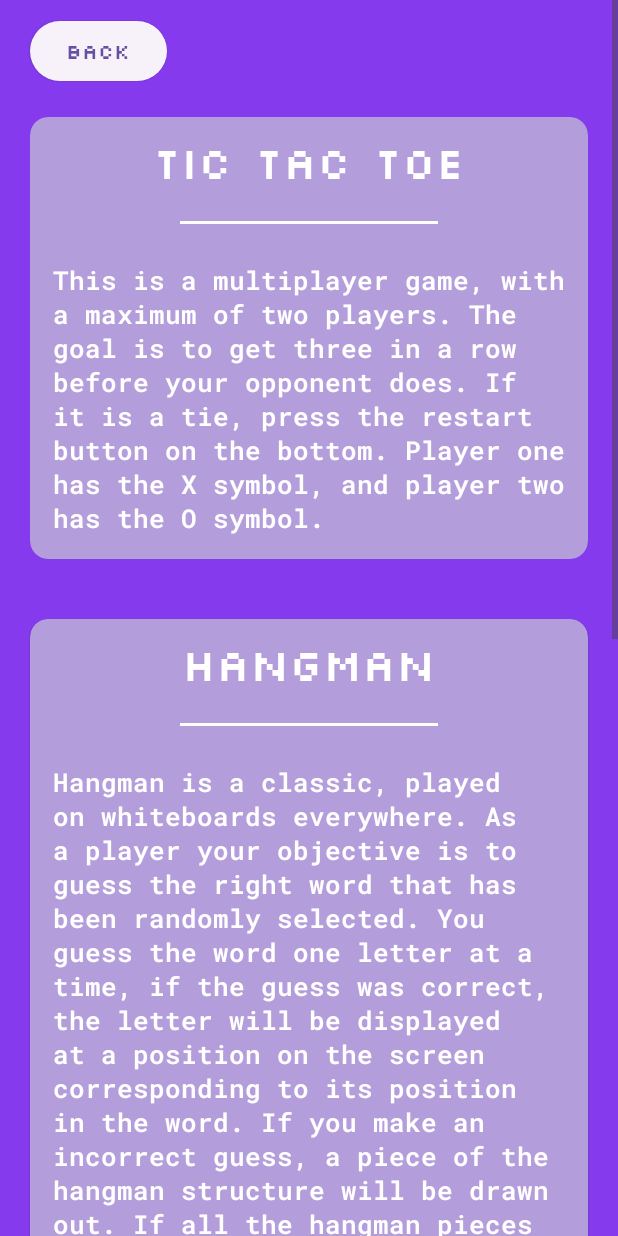
After one commit to RobertEiner/MiniArcade, an Android app: the layout activity_howtoplay.xml on its own in the app's theme, with its tools: preview values and no code run, on a phone screen of 412 x 824 dp. The commit adds this screen. Run offline under Robolectric (Android 15) with nearby library versions, the phone set to English and light mode, and no system bars.

Commit message:
Add how to play activity

```diff
--- a/app/src/main/AndroidManifest.xml
+++ b/app/src/main/AndroidManifest.xml
@@ -24,6 +24,7 @@
         <activity android:name=".TicTacToeActivity"></activity>
         <activity android:name=".HangmanActivity"></activity>
         <activity android:name=".MemoryActivity"></activity>
+        <activity android:name=".HowToPlayActivity"></activity>
     </application>
 
 </manifest>
--- a/app/src/main/java/com/example/miniarcade/HowToPlayActivity.kt
+++ b/app/src/main/java/com/example/miniarcade/HowToPlayActivity.kt
@@ -1,4 +1,25 @@
 package com.example.miniarcade
 
-class HowToPlayActivity {
+import android.content.Intent
+import android.os.Bundle
+import android.widget.Button
+import androidx.appcompat.app.AppCompatActivity
+
+class HowToPlayActivity : AppCompatActivity() {
+
+    override fun onCreate(savedInstanceState: Bundle?) {
+        super.onCreate(savedInstanceState)
+        setContentView(R.layout.activity_howtoplay)
+
+        val btnBack: Button = findViewById(R.id.btnBackFromHowToPlay)
+
+        btnBack.setOnClickListener {
+            Intent(this, MainActivity::class.java).also{
+                startActivity(it)
+            }
+        }
+
+    }
+
+
 }
--- a/app/src/main/java/com/example/miniarcade/MainActivity.kt
+++ b/app/src/main/java/com/example/miniarcade/MainActivity.kt
@@ -4,6 +4,7 @@ import android.content.Intent
 import androidx.appcompat.app.AppCompatActivity
 import android.os.Bundle
 import android.util.Log
+import android.widget.Button
 import android.widget.ImageView
 
 class MainActivity : AppCompatActivity() {
@@ -35,6 +36,13 @@ class MainActivity : AppCompatActivity() {
             }
         }
 
+        val btnHowToPlay: Button = findViewById(R.id.btnHowToPlay)
+        btnHowToPlay.setOnClickListener {
+            Intent(this, HowToPlayActivity::class.java).also {
+                startActivity(it)
+            }
+        }
+
 
 
 
--- a/app/src/main/res/font/gamefont.xml
+++ /dev/null
@@ -1,4 +0,0 @@
-<?xml version="1.0" encoding="utf-8"?>
-<font-family xmlns:android="http://schemas.android.com/apk/res/android">
-
-</font-family>
--- /dev/null
+++ b/app/src/main/res/layout/activity_howtoplay.xml
@@ -0,0 +1,198 @@
+<?xml version="1.0" encoding="utf-8"?>
+<androidx.constraintlayout.widget.ConstraintLayout xmlns:android="http://schemas.android.com/apk/res/android"
+    xmlns:app="http://schemas.android.com/apk/res-auto"
+    xmlns:tools="http://schemas.android.com/tools"
+    android:layout_width="match_parent"
+    android:layout_height="match_parent">
+
+    <ScrollView
+        android:id="@+id/scrollView2"
+        android:layout_width="match_parent"
+        android:layout_height="match_parent"
+        android:background="@color/darkpurple">
+
+        <LinearLayout
+            android:layout_width="match_parent"
+            android:layout_height="wrap_content"
+            android:orientation="vertical">
+
+            <Button
+                android:id="@+id/btnBackFromHowToPlay"
+                android:layout_width="wrap_content"
+                android:layout_height="wrap_content"
+                android:text="Back"
+                android:layout_marginStart="20dp"
+                android:layout_marginTop="10dp"
+                style="@style/Widget.Material3.Button.ElevatedButton"/>
+
+
+
+            <com.google.android.material.card.MaterialCardView
+                android:layout_width="wrap_content"
+                android:layout_height="wrap_content"
+                android:layout_margin="20dp"
+                style="?attr/materialCardViewElevatedStyle"
+                app:strokeColor="@color/black"
+                app:cardBackgroundColor="@color/purple">
+
+                <LinearLayout
+                    android:layout_width="match_parent"
+                    android:layout_height="match_parent"
+                    android:orientation="vertical">
+
+                    <TextView
+                        android:layout_width="wrap_content"
+                        android:layout_height="wrap_content"
+                        android:text="@string/tictactoe"
+                        android:textColor="@color/white"
+                        android:textSize="30sp"
+                        android:layout_marginTop="10dp"
+                        android:layout_gravity="center"
+                        android:layout_marginBottom="10dp"/>
+
+                    <com.google.android.material.divider.MaterialDivider
+                        android:layout_width="match_parent"
+                        android:layout_height="match_parent"
+                        app:dividerInsetStart="100dp"
+                        app:dividerInsetEnd="100dp"
+                        app:dividerColor="@color/white"
+                        android:layout_marginTop="10dp"
+                        android:layout_marginBottom="10dp"
+                        app:dividerThickness="2dp"
+                        />
+
+                    <TextView
+                        android:layout_width="wrap_content"
+                        android:layout_height="wrap_content"
+                        android:text="@string/tictactoeHowToPlay"
+                        android:textColor="@color/white"
+                        android:fontFamily="@font/robotomonosemibold"
+                        android:padding="15dp"
+                        android:textSize="17sp"
+
+                        android:layout_gravity="center"/>
+
+                </LinearLayout>
+
+            </com.google.android.material.card.MaterialCardView>
+
+
+            <com.google.android.material.card.MaterialCardView
+                android:layout_width="wrap_content"
+                android:layout_height="wrap_content"
+                android:layout_margin="20dp"
+                style="?attr/materialCardViewElevatedStyle"
+                app:strokeColor="@color/black"
+                app:cardBackgroundColor="@color/purple">
+
+                <LinearLayout
+                    android:layout_width="match_parent"
+                    android:layout_height="match_parent"
+                    android:orientation="vertical">
+
+                    <TextView
+                        android:layout_width="wrap_content"
+                        android:layout_height="wrap_content"
+                        android:text="@string/Hangman"
+                        android:textColor="@color/white"
+                        android:textSize="30sp"
+                        android:layout_marginTop="10dp"
+                        android:layout_gravity="center"
+                        android:layout_marginBottom="10dp"/>
+
+                    <com.google.android.material.divider.MaterialDivider
+                        android:layout_width="match_parent"
+                        android:layout_height="match_parent"
+                        app:dividerInsetStart="100dp"
+                        app:dividerInsetEnd="100dp"
+                        app:dividerColor="@color/white"
+                        android:layout_marginTop="10dp"
+                        android:layout_marginBottom="10dp"
+                        app:dividerThickness="2dp"
+                        />
+
+                    <TextView
+                        android:layout_width="wrap_content"
+                        android:layout_height="wrap_content"
+                        android:text="@string/hangmanHowToPlay"
+                        android:textColor="@color/white"
+                        android:padding="15dp"
+                        android:textSize="17sp"
+
+                        android:fontFamily="@font/robotomonosemibold"
+                        android:layout_gravity="center"/>
+
+                    <TextView
+                        android:layout_width="wrap_content"
+                        android:layout_height="wrap_content"
+                        android:text="@string/hangmanDifficulties"
+                        android:textColor="@color/white"
+                        android:fontFamily="@font/robotomonosemibold"
+                        android:padding="15dp"
+                        android:textSize="17sp"
+
+                        android:layout_gravity="center"/>
+
+                </LinearLayout>
+
+
+
+
+            </com.google.android.material.card.MaterialCardView>
+
+            <com.google.android.material.card.MaterialCardView
+                android:layout_width="wrap_content"
+                android:layout_height="wrap_content"
+                android:layout_margin="20dp"
+                style="?attr/materialCardViewElevatedStyle"
+                app:strokeColor="@color/black"
+                app:cardBackgroundColor="@color/purple">
+
+                <LinearLayout
+                    android:layout_width="match_parent"
+                    android:layout_height="match_parent"
+                    android:orientation="vertical">
+                    <TextView
+                        android:layout_width="wrap_content"
+                        android:layout_height="wrap_content"
+                        android:text="@string/Memory"
+                        android:textColor="@color/white"
+                        android:textSize="30sp"
+                        android:layout_marginTop="10dp"
+                        android:layout_gravity="center"
+                        android:layout_marginBottom="10dp"/>
+
+                    <com.google.android.material.divider.MaterialDivider
+                        android:layout_width="match_parent"
+                        android:layout_height="match_parent"
+                        app:dividerInsetStart="100dp"
+                        app:dividerInsetEnd="100dp"
+                        app:dividerColor="@color/white"
+                        android:layout_marginTop="10dp"
+                        android:layout_marginBottom="10dp"
+                        app:dividerThickness="2dp"
+                        />
+
+                    <TextView
+                        android:layout_width="wrap_content"
+                        android:layout_height="wrap_content"
+                        android:text="@string/memoryHowToPlay"
+                        android:textColor="@color/white"
+                        android:textSize="17sp"
+                        android:padding="15dp"
+                        android:fontFamily="@font/robotomonosemibold"
+                        android:layout_gravity="center"/>
+
+                </LinearLayout>
+
+
+
+
+            </com.google.android.material.card.MaterialCardView>
+
+
+        </LinearLayout>
+    </ScrollView>
+
+
+</androidx.constraintlayout.widget.ConstraintLayout>
--- a/app/src/main/res/layout/activity_main.xml
+++ b/app/src/main/res/layout/activity_main.xml
@@ -167,7 +167,7 @@
     </GridLayout>
 
     <Button
-        android:id="@+id/btnLeaderboard"
+        android:id="@+id/btnHowToPlay"
         style="@style/Widget.Material3.Button.ElevatedButton"
         android:layout_width="wrap_content"
         android:layout_height="wrap_content"
--- a/app/src/main/res/values/colors.xml
+++ b/app/src/main/res/values/colors.xml
@@ -4,4 +4,5 @@
     <color name="white">#FFFFFFFF</color>
     <color name="lightpurple">#C5CAE9</color>
     <color name="darkpurple">#853BED</color>
+    <color name="purple">#B39DDB</color>
 </resources>
--- a/app/src/main/res/values/strings.xml
+++ b/app/src/main/res/values/strings.xml
@@ -6,4 +6,32 @@
     <string name="Hangman">Hangman</string>
     <string name="Memory">Memory</string>
     <string name="TBA">TBA...</string>
+    <string name="tictactoeHowToPlay">
+        This is a multiplayer game, with a maximum of two players. The goal is to get three in a row before your opponent
+        does. If it is a tie, press the restart button on the bottom.
+
+        Player one has the X symbol, and player two has the O symbol.
+    </string>
+    <string name="hangmanHowToPlay">
+        Hangman is a classic, played on whiteboards everywhere. As a player your objective is to guess the right word
+        that has been randomly selected. You guess the word one letter at a time, if the guess was correct, the letter will be
+        displayed at a position on the screen corresponding to its position in the word. If you make an incorrect guess,
+        a piece of the hangman structure will be drawn out. If all the hangman pieces have been drawn out before you
+        figure out what the word is, you lose.
+    </string>
+    <string name="hangmanDifficulties">
+        There are three difficulties, each difficulty has a different number of allowed incorrect guesses.\n
+        Easy: 12 guesses\n
+        Medium: 10 guesses\n
+        Hard: 8 guesses
+    </string>
+
+    <string name="memoryHowToPlay">
+        Memory will put your cognitive abilities to the test. This version comes with a dinosaur theme. As a player, your task
+        is to turn over the cards one by one and find the matching cards. There are in total 16 cards made up of 8 duplicate cards.\n\n
+
+        For a correct guess, you get 4 points, and for an incorrect guess you get -1 point. The minimum points you are
+        able to get is 0, and maximum is 32.
+    </string>
+
 </resources>
```
Also changed, not shown: app/src/main/res/font/robotomonosemibold.ttf (added).
